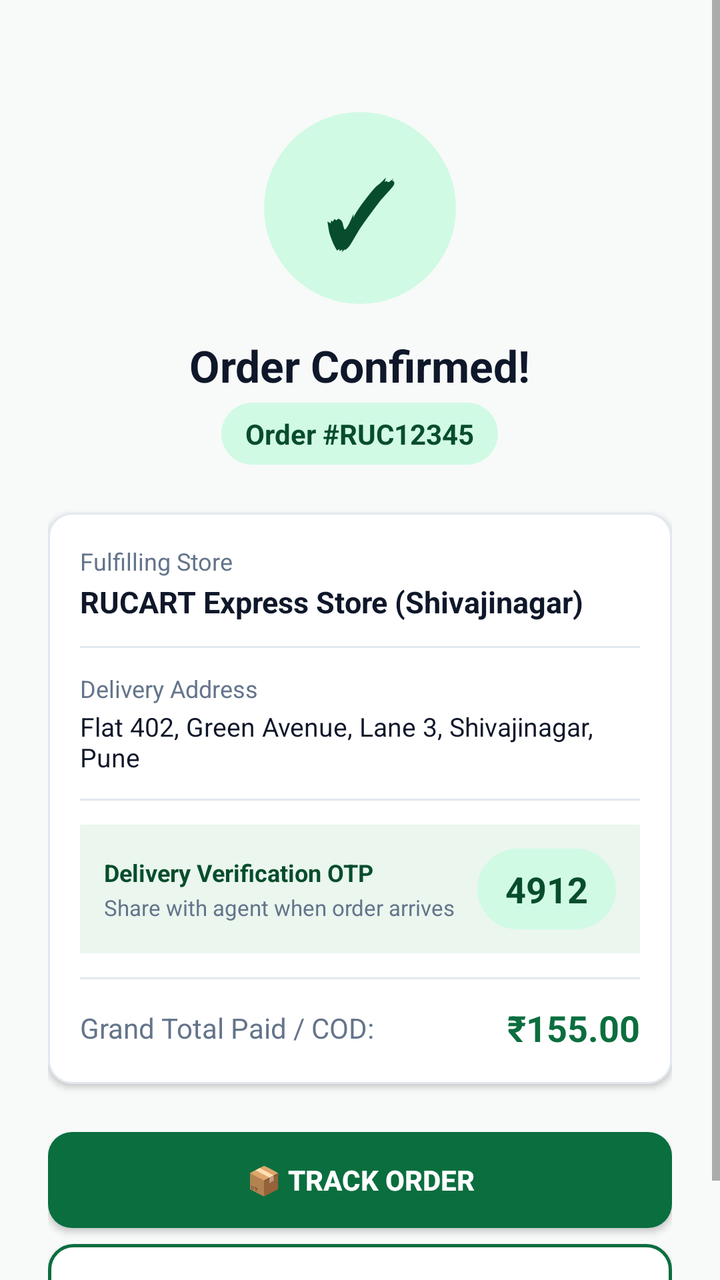
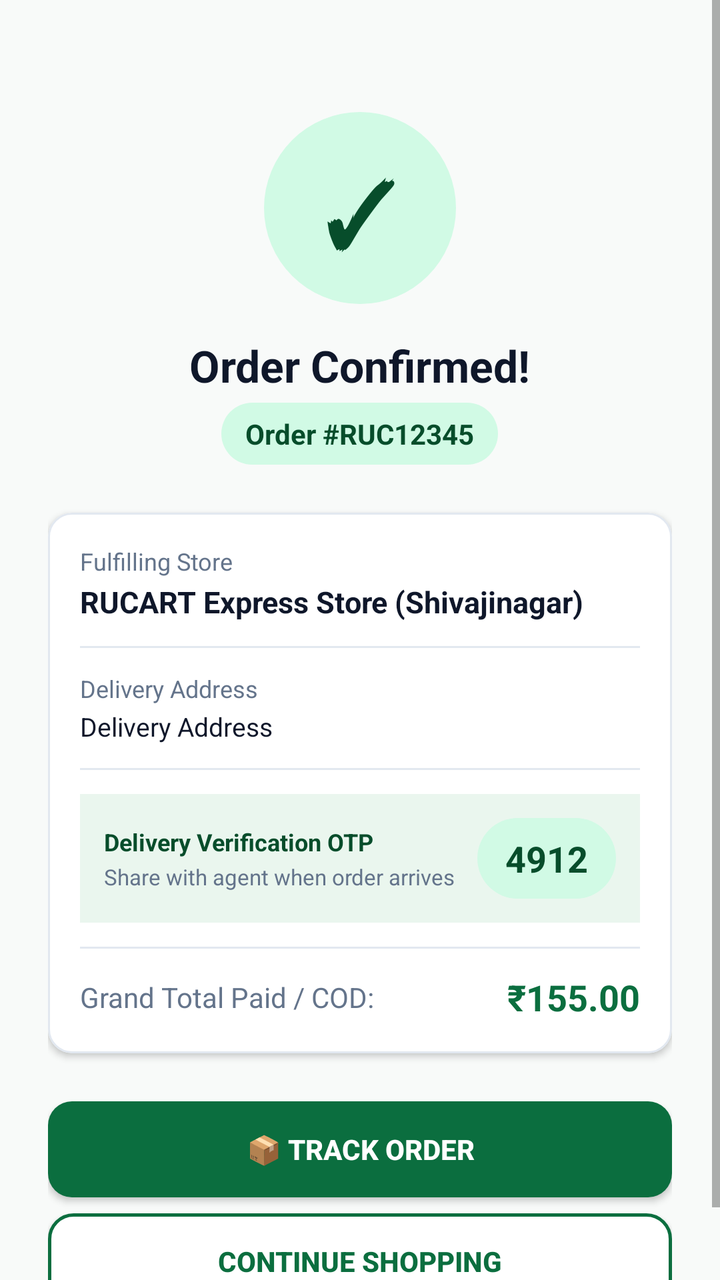

Screens rendered from an Android XML layout before and after an edit, with the pre-edit source and the edit as a unified diff.
<!-- AndroidManifest.xml: application theme Theme.Rucart -->
<!-- res/layout/activity_order_success.xml -->
<?xml version="1.0" encoding="utf-8"?>
<ScrollView xmlns:android="http://schemas.android.com/apk/res/android"
    xmlns:app="http://schemas.android.com/apk/res-auto"
    android:layout_width="match_parent"
    android:layout_height="match_parent"
    android:background="@color/window_background"
    android:fillViewport="true">

    <LinearLayout
        android:layout_width="match_parent"
        android:layout_height="wrap_content"
        android:gravity="center_horizontal"
        android:orientation="vertical"
        android:padding="@dimen/spacing_large">

        
        <FrameLayout
            android:layout_width="96dp"
            android:layout_height="96dp"
            android:layout_marginTop="32dp"
            android:background="@drawable/bg_badge_green"
            android:padding="20dp">

            <TextView
                android:layout_width="wrap_content"
                android:layout_height="wrap_content"
                android:layout_gravity="center"
                android:text="✓"
                android:textColor="@color/primary_green_dark"
                android:textSize="44sp"
                android:textStyle="bold" />
        </FrameLayout>

        <TextView
            android:layout_width="wrap_content"
            android:layout_height="wrap_content"
            android:layout_marginTop="@dimen/spacing_medium"
            android:text="Order Confirmed!"
            android:textColor="@color/text_primary"
            android:textSize="22sp"
            android:textStyle="bold" />

        <TextView
            android:id="@+id/tvSuccessOrderNumber"
            android:layout_width="wrap_content"
            android:layout_height="wrap_content"
            android:layout_marginTop="4dp"
            android:background="@drawable/bg_badge_green"
            android:paddingHorizontal="12dp"
            android:paddingVertical="6dp"
            android:text="Order #RUC12345"
            android:textColor="@color/primary_green_dark"
            android:textSize="14sp"
            android:textStyle="bold" />

        
        <com.google.android.material.card.MaterialCardView
            android:layout_width="match_parent"
            android:layout_height="wrap_content"
            android:layout_marginTop="@dimen/spacing_large"
            app:cardBackgroundColor="@color/white"
            app:cardCornerRadius="@dimen/corner_radius_medium"
            app:cardElevation="2dp"
            app:strokeColor="@color/divider_color"
            app:strokeWidth="1dp">

            <LinearLayout
                android:layout_width="match_parent"
                android:layout_height="wrap_content"
                android:orientation="vertical"
                android:padding="@dimen/spacing_medium">

                
                <TextView
                    android:layout_width="wrap_content"
                    android:layout_height="wrap_content"
                    android:text="Fulfilling Store"
                    android:textColor="@color/text_secondary"
                    android:textSize="12sp" />

                <TextView
                    android:id="@+id/tvSuccessStoreName"
                    android:layout_width="wrap_content"
                    android:layout_height="wrap_content"
                    android:layout_marginTop="2dp"
                    android:text="RUCART Express Store (Shivajinagar)"
                    android:textColor="@color/text_primary"
                    android:textSize="15sp"
                    android:textStyle="bold" />

                <View
                    android:layout_width="match_parent"
                    android:layout_height="1dp"
                    android:layout_marginVertical="12dp"
                    android:background="@color/divider_color" />

                
                <TextView
                    android:layout_width="wrap_content"
                    android:layout_height="wrap_content"
                    android:text="Delivery Address"
                    android:textColor="@color/text_secondary"
                    android:textSize="12sp" />

                <TextView
                    android:id="@+id/tvSuccessAddress"
                    android:layout_width="wrap_content"
                    android:layout_height="wrap_content"
                    android:layout_marginTop="2dp"
                    android:text="Flat 402, Green Avenue, Lane 3, Shivajinagar, Pune"
                    android:textColor="@color/text_primary"
                    android:textSize="13sp" />

                <View
                    android:layout_width="match_parent"
                    android:layout_height="1dp"
                    android:layout_marginVertical="12dp"
                    android:background="@color/divider_color" />

                
                <LinearLayout
                    android:layout_width="match_parent"
                    android:layout_height="wrap_content"
                    android:background="@color/primary_green_ultra_light"
                    android:gravity="center_vertical"
                    android:orientation="horizontal"
                    android:padding="12dp">

                    <LinearLayout
                        android:layout_width="0dp"
                        android:layout_height="wrap_content"
                        android:layout_weight="1"
                        android:orientation="vertical">

                        <TextView
                            android:layout_width="wrap_content"
                            android:layout_height="wrap_content"
                            android:text="Delivery Verification OTP"
                            android:textColor="@color/primary_green_dark"
                            android:textSize="12sp"
                            android:textStyle="bold" />

                        <TextView
                            android:layout_width="wrap_content"
                            android:layout_height="wrap_content"
                            android:layout_marginTop="2dp"
                            android:text="Share with agent when order arrives"
                            android:textColor="@color/text_secondary"
                            android:textSize="11sp" />
                    </LinearLayout>

                    <TextView
                        android:id="@+id/tvSuccessOtp"
                        android:layout_width="wrap_content"
                        android:layout_height="wrap_content"
                        android:background="@drawable/bg_badge_green"
                        android:paddingHorizontal="14dp"
                        android:paddingVertical="8dp"
                        android:text="4912"
                        android:textColor="@color/primary_green_dark"
                        android:textSize="18sp"
                        android:textStyle="bold" />
                </LinearLayout>

                <View
                    android:layout_width="match_parent"
                    android:layout_height="1dp"
                    android:layout_marginVertical="12dp"
                    android:background="@color/divider_color" />

                
                <LinearLayout
                    android:layout_width="match_parent"
                    android:layout_height="wrap_content"
                    android:gravity="center_vertical"
                    android:orientation="horizontal">

                    <TextView
                        android:layout_width="0dp"
                        android:layout_height="wrap_content"
                        android:layout_weight="1"
                        android:text="Grand Total Paid / COD:"
                        android:textColor="@color/text_secondary"
                        android:textSize="14sp" />

                    <TextView
                        android:id="@+id/tvSuccessTotal"
                        android:layout_width="wrap_content"
                        android:layout_height="wrap_content"
                        android:text="₹155.00"
                        android:textColor="@color/primary_green"
                        android:textSize="18sp"
                        android:textStyle="bold" />
                </LinearLayout>

            </LinearLayout>
        </com.google.android.material.card.MaterialCardView>

        
        <androidx.appcompat.widget.AppCompatButton
            android:id="@+id/btnTrackOrder"
            android:layout_width="match_parent"
            android:layout_height="48dp"
            android:layout_marginTop="@dimen/spacing_large"
            android:background="@drawable/bg_button_primary"
            android:text="📦 Track Order"
            android:textColor="@color/white"
            android:textSize="14sp"
            android:textStyle="bold" />

        <androidx.appcompat.widget.AppCompatButton
            android:id="@+id/btnContinueShopping"
            android:layout_width="match_parent"
            android:layout_height="48dp"
            android:layout_marginTop="@dimen/spacing_small"
            android:background="@drawable/bg_button_secondary"
            android:text="Continue Shopping"
            android:textColor="@color/primary_green"
            android:textSize="14sp"
            android:textStyle="bold" />

    </LinearLayout>
</ScrollView>
<!-- resources referenced by this layout -->
<resources>
  <color name="divider_color">#E2E8F0</color>
  <color name="primary_green">#0B6E3F</color>
  <color name="primary_green_dark">#074D2B</color>
  <color name="primary_green_ultra_light">#EAF6EE</color>
  <color name="text_primary">#0F172A</color>
  <color name="text_secondary">#64748B</color>
  <color name="white">#FFFFFF</color>
  <color name="window_background">#F8FAF9</color>
  <dimen name="corner_radius_medium">12dp</dimen>
  <dimen name="spacing_large">24dp</dimen>
  <dimen name="spacing_medium">16dp</dimen>
  <dimen name="spacing_small">8dp</dimen>
  <!-- drawable bg_badge_green (drawable) -->
  <?xml version="1.0" encoding="utf-8"?>
  <shape xmlns:android="http://schemas.android.com/apk/res/android"
      android:shape="rectangle">
      <solid android:color="@color/accent_green_light" />
      <corners android:radius="@dimen/corner_radius_pill" />
  </shape>
  <!-- drawable bg_button_primary (drawable) -->
  <?xml version="1.0" encoding="utf-8"?>
  <ripple xmlns:android="http://schemas.android.com/apk/res/android"
      android:color="#33FFFFFF">
      <item>
          <shape android:shape="rectangle">
              <solid android:color="@color/primary_green" />
              <corners android:radius="@dimen/corner_radius_medium" />
          </shape>
      </item>
  </ripple>
  <!-- drawable bg_button_secondary (drawable) -->
  <?xml version="1.0" encoding="utf-8"?>
  <ripple xmlns:android="http://schemas.android.com/apk/res/android"
      android:color="@color/primary_green_ultra_light">
      <item>
          <shape android:shape="rectangle">
              <solid android:color="@color/white" />
              <stroke
                  android:width="1.5dp"
                  android:color="@color/primary_green" />
              <corners android:radius="@dimen/corner_radius_medium" />
          </shape>
      </item>
  </ripple>
  <style name="Theme.Rucart" parent="Theme.MaterialComponents.DayNight.NoActionBar">
          
          <item name="colorPrimary">@color/primary_green</item>
          <item name="colorPrimaryVariant">@color/primary_green_dark</item>
          <item name="colorOnPrimary">@color/text_on_primary</item>
  
          
          <item name="colorSecondary">@color/accent_green</item>
          <item name="colorSecondaryVariant">@color/primary_green_light</item>
          <item name="colorOnSecondary">@color/white</item>
  
          
          <item name="android:statusBarColor">@color/primary_green_dark</item>
          <item name="android:windowLightStatusBar">false</item>
          <item name="android:navigationBarColor">@color/white</item>
          <item name="android:windowLightNavigationBar">true</item>
  
          
          <item name="android:windowBackground">@color/window_background</item>
      </style>
  <color name="accent_green_light">#D1FAE5</color>
  <dimen name="corner_radius_pill">999dp</dimen>
  <color name="text_on_primary">#FFFFFF</color>
  <color name="accent_green">#00A859</color>
  <color name="primary_green_light">#13884C</color>
</resources>

<!-- the commit's change to res/layout/activity_order_success.xml (unified diff, before → after) -->
@@ -107,7 +107,7 @@
                     android:layout_width="wrap_content"
                     android:layout_height="wrap_content"
                     android:layout_marginTop="2dp"
-                    android:text="Flat 402, Green Avenue, Lane 3, Shivajinagar, Pune"
+                    android:text="Delivery Address"
                     android:textColor="@color/text_primary"
                     android:textSize="13sp" />
 
